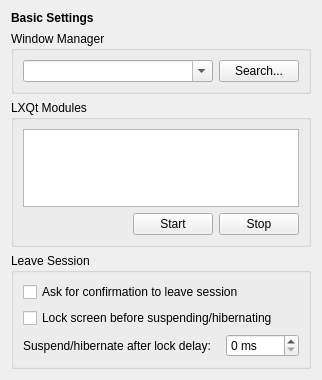
This is lxqt-config-session/basicsettings.ui in deepin-community/lxqt-session as Qt 5 draws it before an edit. The edited form follows.
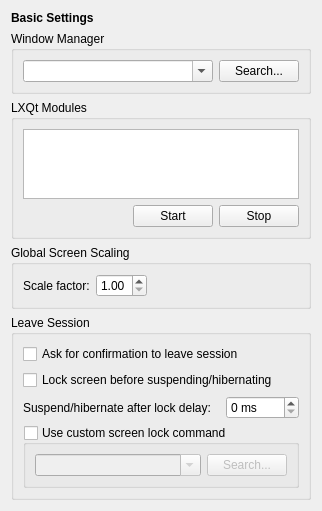
This is the edited form.

The edit to the form file:
```diff
--- a/lxqt-config-session/basicsettings.ui
+++ b/lxqt-config-session/basicsettings.ui
@@ -106,6 +106,47 @@
     </widget>
    </item>
    <item row="3" column="0">
+    <widget class="QGroupBox" name="groupBox_4">
+     <property name="toolTip">
+      <string>Under Wayland, adjust scaling via compositor settings or kanshi instead.</string>
+     </property>
+     <property name="title">
+      <string>Global Screen Scaling</string>
+     </property>
+     <layout class="QFormLayout" name="formLayout">
+      <property name="fieldGrowthPolicy">
+       <enum>QFormLayout::ExpandingFieldsGrow</enum>
+      </property>
+      <property name="horizontalSpacing">
+       <number>6</number>
+      </property>
+      <item row="0" column="0">
+       <widget class="QLabel" name="label_2">
+        <property name="text">
+         <string>Scale factor:</string>
+        </property>
+       </widget>
+      </item>
+      <item row="0" column="1">
+       <widget class="QDoubleSpinBox" name="scaleSpinBox">
+        <property name="minimum">
+         <double>1.000000000000000</double>
+        </property>
+        <property name="maximum">
+         <double>4.000000000000000</double>
+        </property>
+        <property name="singleStep">
+         <double>0.500000000000000</double>
+        </property>
+        <property name="value">
+         <double>1.000000000000000</double>
+        </property>
+       </widget>
+      </item>
+     </layout>
+    </widget>
+   </item>
+   <item row="4" column="0">
     <widget class="QGroupBox" name="groupBox_3">
      <property name="title">
       <string>Leave Session</string>
@@ -154,6 +195,41 @@
         </property>
        </widget>
       </item>
+      <item row="4" column="0" colspan="2">
+       <widget class="QGroupBox" name="customLockBox">
+        <property name="title">
+         <string>Use custom screen lock command</string>
+        </property>
+        <property name="checkable">
+         <bool>true</bool>
+        </property>
+        <property name="checked">
+         <bool>false</bool>
+        </property>
+        <layout class="QGridLayout" name="gridLayout_4">
+         <item row="1" column="1">
+          <widget class="QPushButton" name="findX11LockCommandButton">
+           <property name="text">
+            <string>Search...</string>
+           </property>
+          </widget>
+         </item>
+         <item row="1" column="0">
+          <widget class="QComboBox" name="x11LockCommandComboBox">
+           <property name="sizePolicy">
+            <sizepolicy hsizetype="MinimumExpanding" vsizetype="Fixed">
+             <horstretch>0</horstretch>
+             <verstretch>0</verstretch>
+            </sizepolicy>
+           </property>
+           <property name="editable">
+            <bool>true</bool>
+           </property>
+          </widget>
+         </item>
+        </layout>
+       </widget>
+      </item>
      </layout>
     </widget>
    </item>
```
